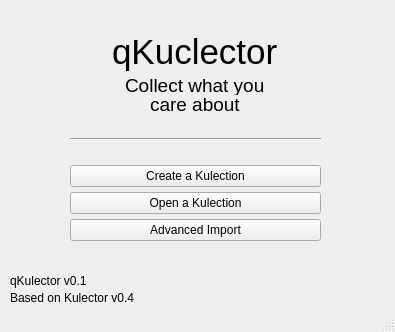
Old version of the form qKulector/mainwindow.ui in the repository hyenatown/Kulector-qt.
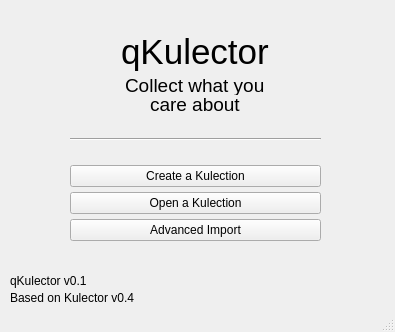
New version of the form.

Diff of the .ui file:
```diff
--- a/qKulector/mainwindow.ui
+++ b/qKulector/mainwindow.ui
@@ -87,7 +87,7 @@
           </font>
          </property>
          <property name="text">
-          <string>qKuclector</string>
+          <string>qKulector</string>
          </property>
         </widget>
        </item>
```
